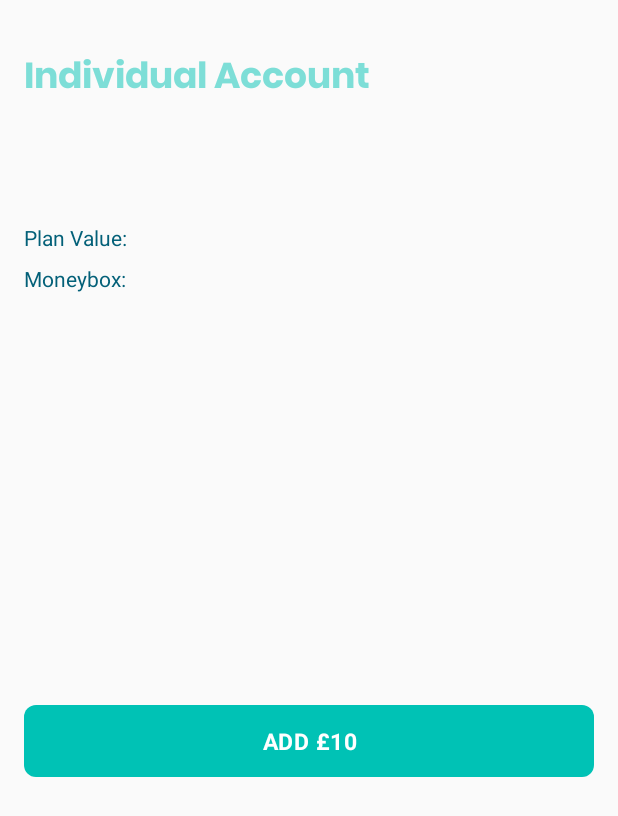
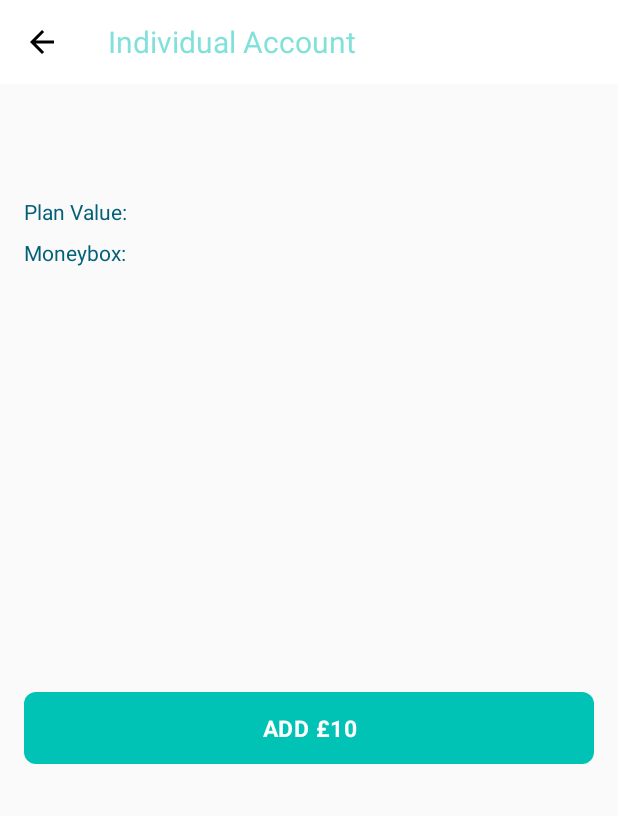
Before and after one commit to alexandrpershin/MyMoneyBox, an Android app: the fragment ProductAccountDetailsFragment placed in its activity, on a phone screen of 412 x 824 dp. Shown: the top 816 px of the screen. Run offline under Robolectric (Android 15) with nearby library versions, the phone set to English and light mode, and no system bars; 9 statements that could not run were skipped.

Commit message:
Added toolbar

```diff
--- a/app/src/main/java/com/example/minimoneybox/ui/BaseViewModel.kt
+++ b/app/src/main/java/com/example/minimoneybox/ui/BaseViewModel.kt
@@ -34,6 +34,11 @@ abstract class BaseViewModel : ViewModel() {
     @UiThread
     fun goTo(direction: NavDirections) {
         _navigation.value = NavigationCommand.To(direction)
+    }
+
+    @UiThread
+    fun goBack() {
+        _navigation.value = NavigationCommand.Back
     }
 
     fun goToWithArgs(destinationId: Int, args: Bundle) {
--- a/app/src/main/java/com/example/minimoneybox/ui/accountdetails/ProductAccountDetailsFragment.kt
+++ b/app/src/main/java/com/example/minimoneybox/ui/accountdetails/ProductAccountDetailsFragment.kt
@@ -10,6 +10,7 @@ import com.example.minimoneybox.databinding.FragmentAccountDetailsBinding
 import com.example.minimoneybox.extensions.playBounceAnimation
 import com.example.minimoneybox.extensions.showErrorMessage
 import com.example.minimoneybox.ui.BaseFragment
+import com.example.minimoneybox.ui.cutomview.ToolbarPrimaryButton
 import org.koin.androidx.viewmodel.ext.android.viewModel
 import org.koin.core.parameter.parametersOf
 
@@ -27,6 +28,11 @@ class ProductAccountDetailsFragment :
         FragmentAccountDetailsBinding.inflate(inflater, container, false)
 
     override fun initComponents(binding: FragmentAccountDetailsBinding) {
+        binding.toolbar.title = getString(R.string.title_individual_account_screen)
+        binding.toolbar.setNavigationIcon(ToolbarPrimaryButton.Type.Back) {
+            viewModel.goBack()
+        }
+
     }
 
     override fun addListeners(binding: FragmentAccountDetailsBinding) {
--- /dev/null
+++ b/app/src/main/java/com/example/minimoneybox/ui/cutomview/ToolbarDefault.kt
@@ -0,0 +1,91 @@
+package com.example.minimoneybox.ui.cutomview
+
+import android.content.Context
+import android.util.AttributeSet
+import android.view.LayoutInflater
+import androidx.annotation.DrawableRes
+import androidx.constraintlayout.widget.ConstraintLayout
+import com.example.minimoneybox.databinding.ToolbarDefaultBinding
+import com.example.minimoneybox.extensions.isVisible
+import com.example.minimoneybox.extensions.makeGone
+import com.example.minimoneybox.extensions.makeVisible
+import com.example.minimoneybox.extensions.setVisible
+import com.example.minimoneybox.utils.SingleLiveEvent
+
+class ToolbarDefault : ConstraintLayout {
+
+    private lateinit var binding: ToolbarDefaultBinding
+
+    var onPrimaryButtonPressed: SingleLiveEvent<ToolbarPrimaryButton.Type> = SingleLiveEvent()
+
+    var title: String
+        set(value) {
+            binding.tvTitle.text = value
+        }
+        get() = binding.tvTitle.text.toString()
+
+    var btnTextActionVisibility: Boolean
+        set(value) = binding.btnTextAction.setVisible(value)
+        get() = binding.btnTextAction.isVisible()
+
+    constructor(context: Context) : super(context) {
+        initComponent()
+        setAllListeners()
+    }
+
+    constructor(context: Context, attrs: AttributeSet) : super(context, attrs) {
+        initComponent()
+        setAllListeners()
+    }
+
+    constructor(context: Context, attrs: AttributeSet, defStyleAttr: Int) : super(
+        context,
+        attrs,
+        defStyleAttr
+    ) {
+        initComponent()
+        setAllListeners()
+    }
+
+    private fun initComponent() {
+        binding = ToolbarDefaultBinding.inflate(
+            context.getSystemService(Context.LAYOUT_INFLATER_SERVICE) as LayoutInflater,
+            this,
+            true
+        )
+        binding.btnTextAction.makeGone()
+    }
+
+    private fun setAllListeners() {
+        binding.btnPrimary.apply {
+            setOnClickListener {
+                onPrimaryButtonPressed.value = type
+            }
+        }
+    }
+
+    fun setNavigationIcon(type: ToolbarPrimaryButton.Type, onClick: (() -> Unit)? = null) {
+        binding.btnPrimary.makeVisible()
+        binding.btnPrimary.type = type
+        binding.btnPrimary.setOnClickListener { onClick?.invoke() }
+    }
+
+    fun setTextAction(actionText: String, onClick: (() -> Unit)?) {
+        binding.btnTextAction.makeVisible()
+        binding.btnTextAction.text = actionText
+        binding.btnTextAction.isEnabled = (onClick != null)
+        binding.btnTextAction.setOnClickListener { onClick?.invoke() }
+    }
+
+    fun setImageAction(@DrawableRes resId: Int, onClick: (() -> Unit)?) {
+        binding.btnImageAction.makeVisible()
+        binding.btnImageAction.setImageResource(resId)
+        binding.btnImageAction.setOnClickListener { onClick?.invoke() }
+    }
+
+    fun removeAction() {
+        binding.btnTextAction.makeGone()
+        binding.btnTextAction.text = ""
+        binding.btnTextAction.setOnClickListener(null)
+    }
+}
--- /dev/null
+++ b/app/src/main/java/com/example/minimoneybox/ui/cutomview/ToolbarPrimaryButton.kt
@@ -0,0 +1,73 @@
+package com.example.minimoneybox.ui.cutomview
+
+import android.content.Context
+import android.util.AttributeSet
+import androidx.annotation.DrawableRes
+import androidx.annotation.Nullable
+import androidx.appcompat.widget.AppCompatImageButton
+import com.example.minimoneybox.R
+import com.example.minimoneybox.extensions.makeGone
+import com.example.minimoneybox.extensions.makeVisible
+
+
+class ToolbarPrimaryButton : AppCompatImageButton {
+    sealed class Type(val value: Int) {
+        object Back : Type(0)
+        class Image(@DrawableRes val resId: Int? = null) : Type(1)
+        object None : Type(2)
+
+        companion object {
+            fun from(value: Int): Type {
+                return when (value) {
+                    0 -> Back
+                    1 -> Image()
+                    2 -> None
+                    else -> Back
+                }
+            }
+        }
+    }
+
+    var type: Type = Type.None
+        set(value) {
+            field = value
+
+            when (value) {
+                Type.None -> {
+                    makeGone()
+                }
+                Type.Back -> {
+                    makeVisible()
+                    setImageResource(R.drawable.ic_back)
+                }
+                is Type.Image -> {
+                    makeVisible()
+                    setImageResource(value.resId!!)
+                }
+
+            }
+        }
+
+    constructor(context: Context) : super(context) {
+        initComponent()
+        setAllListeners()
+    }
+
+    constructor(context: Context, @Nullable attrs: AttributeSet?) : super(context, attrs) {
+        initComponent()
+        setAllListeners()
+    }
+
+    constructor(context: Context, @Nullable attrs: AttributeSet?, defStyleAttr: Int) :
+            super(context, attrs, defStyleAttr) {
+        initComponent()
+        setAllListeners()
+    }
+
+    private fun initComponent() {
+    }
+
+    private fun setAllListeners() {
+
+    }
+}
--- a/app/src/main/java/com/example/minimoneybox/ui/login/LoginFragment.kt
+++ b/app/src/main/java/com/example/minimoneybox/ui/login/LoginFragment.kt
@@ -7,7 +7,9 @@ import com.example.minimoneybox.databinding.FragmentLoginBinding
 import com.example.minimoneybox.extensions.showErrorMessage
 import com.example.minimoneybox.ui.BaseFragment
 import com.example.minimoneybox.utils.textvalidator.EmailTextValidator
+import com.example.minimoneybox.utils.textvalidator.EmailValidator
 import com.example.minimoneybox.utils.textvalidator.PasswordTextValidator
+import org.koin.android.ext.android.inject
 import org.koin.androidx.viewmodel.ext.android.viewModel
 
 
@@ -25,7 +27,9 @@ class LoginFragment : BaseFragment<FragmentLoginBinding, LoginViewModel>() {
 
     override fun addListeners(binding: FragmentLoginBinding) {
         with(binding) {
-            etEmail.addTextChangedListener(EmailTextValidator(requireContext(), tilEmail))
+            etEmail.addTextChangedListener(
+                EmailTextValidator(requireContext(), tilEmail, viewModel.emailValidator)
+            )
             etPassword.addTextChangedListener(PasswordTextValidator(requireContext(), tilPassword))
 
             btnSignIn.setOnClickListener {
--- a/app/src/main/java/com/example/minimoneybox/ui/login/LoginViewModel.kt
+++ b/app/src/main/java/com/example/minimoneybox/ui/login/LoginViewModel.kt
@@ -19,7 +19,7 @@ class LoginViewModel(
     private val preferences: UserPreferences,
     private val authRepository: AuthRepository,
     private val productsRepository: InvestorProductsRepository,
-    private val emailValidator: EmailValidator,
+    val emailValidator: EmailValidator,
     private val coroutineContext: CoroutineContext = Dispatchers.Main
 ) : BaseViewModel() {
 
--- a/app/src/main/java/com/example/minimoneybox/ui/useraccounts/UserAccountsFragment.kt
+++ b/app/src/main/java/com/example/minimoneybox/ui/useraccounts/UserAccountsFragment.kt
@@ -12,11 +12,12 @@ import com.example.minimoneybox.api.ErrorType
 import com.example.minimoneybox.databinding.FragmentUserAccountsBinding
 import com.example.minimoneybox.extensions.*
 import com.example.minimoneybox.ui.BaseFragment
+import com.example.minimoneybox.ui.cutomview.ToolbarPrimaryButton
 import org.koin.androidx.viewmodel.ext.android.viewModel
 
 class UserAccountsFragment : BaseFragment<FragmentUserAccountsBinding, UserAccountsViewModel>() {
 
-    private lateinit var accountsAdapter : UserAccountsAdapter
+    private lateinit var accountsAdapter: UserAccountsAdapter
 
     override val viewModel: UserAccountsViewModel by viewModel()
 
@@ -26,6 +27,7 @@ class UserAccountsFragment : BaseFragment<FragmentUserAccountsBinding, UserAccou
     ): FragmentUserAccountsBinding = FragmentUserAccountsBinding.inflate(inflater, container, false)
 
     override fun initComponents(binding: FragmentUserAccountsBinding) {
+        binding.toolbar.title = getString(R.string.title_user_accounts_screen)
 
         accountsAdapter = UserAccountsAdapter(requireContext())
 
--- a/app/src/main/java/com/example/minimoneybox/ui/useraccounts/UserAccountsViewModel.kt
+++ b/app/src/main/java/com/example/minimoneybox/ui/useraccounts/UserAccountsViewModel.kt
@@ -1,6 +1,5 @@
 package com.example.minimoneybox.ui.useraccounts
 
-import android.os.Bundle
 import androidx.lifecycle.LiveData
 import androidx.lifecycle.viewModelScope
 import com.example.minimoneybox.api.TaskResult
--- /dev/null
+++ b/app/src/main/res/drawable/ic_back.xml
@@ -0,0 +1,9 @@
+<vector xmlns:android="http://schemas.android.com/apk/res/android"
+    android:width="24dp"
+    android:height="24dp"
+    android:viewportWidth="24.0"
+    android:viewportHeight="24.0">
+    <path
+        android:fillColor="@color/black"
+        android:pathData="M20,11H7.83l5.59,-5.59L12,4l-8,8 8,8 1.41,-1.41L7.83,13H20v-2z" />
+</vector>
--- a/app/src/main/res/layout/fragment_account_details.xml
+++ b/app/src/main/res/layout/fragment_account_details.xml
@@ -5,18 +5,15 @@
     android:layout_width="match_parent"
     android:layout_height="match_parent">
 
-    <TextView
-        android:id="@+id/titleTv"
-        android:layout_width="wrap_content"
+    <com.example.minimoneybox.ui.cutomview.ToolbarDefault
+        android:id="@+id/toolbar"
+        android:layout_width="match_parent"
         android:layout_height="wrap_content"
-        android:layout_marginStart="@dimen/margin_normal"
-        android:layout_marginTop="@dimen/margin_large"
-        android:fontFamily="@font/poppins_bold"
-        android:text="@string/title_individual_account_screen"
-        android:textColor="@color/aqua_50"
-        android:textSize="@dimen/screen_title_text_size"
+        app:layout_constraintEnd_toEndOf="parent"
         app:layout_constraintStart_toStartOf="parent"
         app:layout_constraintTop_toTopOf="parent" />
+
+
 
 
     <TextView
@@ -27,7 +24,7 @@
         android:layout_marginStart="@dimen/margin_normal"
         android:layout_marginTop="@dimen/margin_large"
         app:layout_constraintStart_toStartOf="parent"
-        app:layout_constraintTop_toBottomOf="@+id/titleTv"
+        app:layout_constraintTop_toBottomOf="@+id/toolbar"
         tools:text="General investment account" />
 
     <TextView
--- /dev/null
+++ b/app/src/main/res/layout/toolbar_default.xml
@@ -0,0 +1,51 @@
+<?xml version="1.0" encoding="utf-8"?>
+
+<androidx.constraintlayout.widget.ConstraintLayout xmlns:android="http://schemas.android.com/apk/res/android"
+    xmlns:app="http://schemas.android.com/apk/res-auto"
+    xmlns:tools="http://schemas.android.com/tools"
+    android:id="@+id/clRoot"
+    android:layout_width="match_parent"
+    android:layout_height="?android:attr/actionBarSize"
+    android:background="@color/colorWhite">
+
+    <com.example.minimoneybox.ui.cutomview.ToolbarPrimaryButton
+        android:id="@+id/btnPrimary"
+        android:visibility="invisible"
+        style="@style/ToolbarButton"
+        android:padding="8dp"
+        app:layout_constraintBottom_toBottomOf="parent"
+        app:layout_constraintStart_toStartOf="parent"
+        app:layout_constraintTop_toTopOf="parent"
+        />
+
+    <androidx.appcompat.widget.AppCompatButton
+        android:id="@+id/btnTextAction"
+        style="@style/ToolbarActionButton"
+        android:textAllCaps="false"
+        app:layout_constraintBottom_toBottomOf="parent"
+        app:layout_constraintEnd_toEndOf="parent"
+        app:layout_constraintTop_toTopOf="parent"
+        tools:visibility="gone" />
+
+    <androidx.appcompat.widget.AppCompatImageButton
+        android:id="@+id/btnImageAction"
+        style="@style/ToolbarButton"
+        app:layout_constraintBottom_toBottomOf="parent"
+        app:layout_constraintEnd_toEndOf="parent"
+        app:layout_constraintTop_toTopOf="parent"
+        />
+
+    <TextView
+        android:id="@+id/tvTitle"
+        style="@style/ToolbarTitle"
+        android:layout_width="0dp"
+        android:layout_height="0dp"
+        android:layout_marginStart="@dimen/toolbar_title_margin"
+        android:gravity="center_vertical"
+        app:layout_constraintBottom_toBottomOf="parent"
+        app:layout_constraintEnd_toStartOf="@id/btnTextAction"
+        app:layout_constraintStart_toEndOf="@id/btnPrimary"
+        app:layout_constraintTop_toTopOf="parent"
+        tools:text="AppTitle" />
+
+</androidx.constraintlayout.widget.ConstraintLayout>
--- a/app/src/main/res/values/colors.xml
+++ b/app/src/main/res/values/colors.xml
@@ -10,5 +10,6 @@
     <color name="aqua_50">#7F00c2b5</color>
     <color name="blue_lagoon">#036078</color>
     <color name="shakespeare">#80B0BC</color>
-
+    <color name="black">#000000</color>
+    <color name="colorWhite">#ffff</color>
 </resources>
--- a/app/src/main/res/values/dimens.xml
+++ b/app/src/main/res/values/dimens.xml
@@ -31,7 +31,7 @@
 
 
     <dimen name="actionBarSizeAndCurrentDateView">98dp</dimen>
-
+    <dimen name="toolbar_title_margin">16dp</dimen>
 
 
 </resources>
--- a/app/src/main/res/values/styles.xml
+++ b/app/src/main/res/values/styles.xml
@@ -49,4 +49,23 @@
         <item name="android:textColor">@color/shakespeare</item>
     </style>
 
+    <style name="ToolbarButton">
+        <item name="android:background">?attr/selectableItemBackgroundBorderless</item>
+        <item name="android:layout_height">?android:attr/actionBarSize</item>
+        <item name="android:layout_width">?android:attr/actionBarSize</item>
+    </style>
+
+    <style name="ToolbarActionButton" parent="ToolbarButton">
+        <item name="android:layout_height">wrap_content</item>
+        <item name="android:layout_width">wrap_content</item>
+        <item name="android:layout_marginEnd">@dimen/margin_small</item>
+        <item name="android:textColor">@color/black</item>
+        <item name="android:textSize">13sp</item>
+    </style>
+
+    <style name="ToolbarTitle">
+        <item name="android:textSize">20sp</item>
+        <item name="android:textColor">@color/aqua_50</item>
+    </style>
+
 </resources>
```
Also changed, not shown: app/src/main/java/com/example/minimoneybox/ui/login/LoginDi.kt (+8 -1 lines), app/src/main/java/com/example/minimoneybox/utils/textvalidator/EmailTextValidator.kt (+5 -3 lines), app/src/main/res/layout/fragment_user_accounts.xml (+12 -17 lines).
